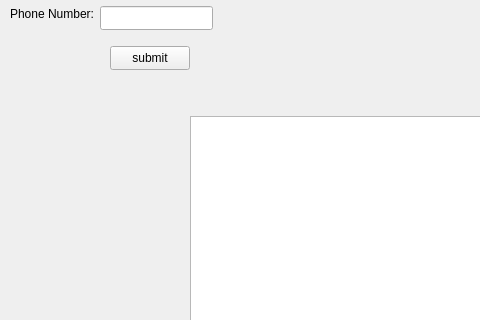
Above: SquareHackathon/mainwindow.ui from rbrueda/System-of-Style before the change; both pictures show x 0 to 480 and y 94 to 414 of the 800 by 600 pixel window. Below: the same form after it.
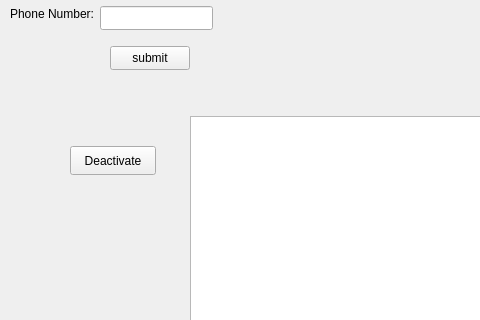
That is the form after the change.

Commit message: added if statement for deauthorizing

Patch:
```diff
--- a/SquareHackathon/mainwindow.ui
+++ b/SquareHackathon/mainwindow.ui
@@ -134,6 +134,19 @@
      </item>
     </layout>
    </widget>
+   <widget class="QPushButton" name="pushButton">
+    <property name="geometry">
+     <rect>
+      <x>70</x>
+      <y>240</y>
+      <width>86</width>
+      <height>29</height>
+     </rect>
+    </property>
+    <property name="text">
+     <string>Deactivate</string>
+    </property>
+   </widget>
   </widget>
   <widget class="QMenuBar" name="menubar">
    <property name="geometry">
```
Left out of the diff: 2 changed lines with no effect on the pictures. The commit also changes 1 other file.
